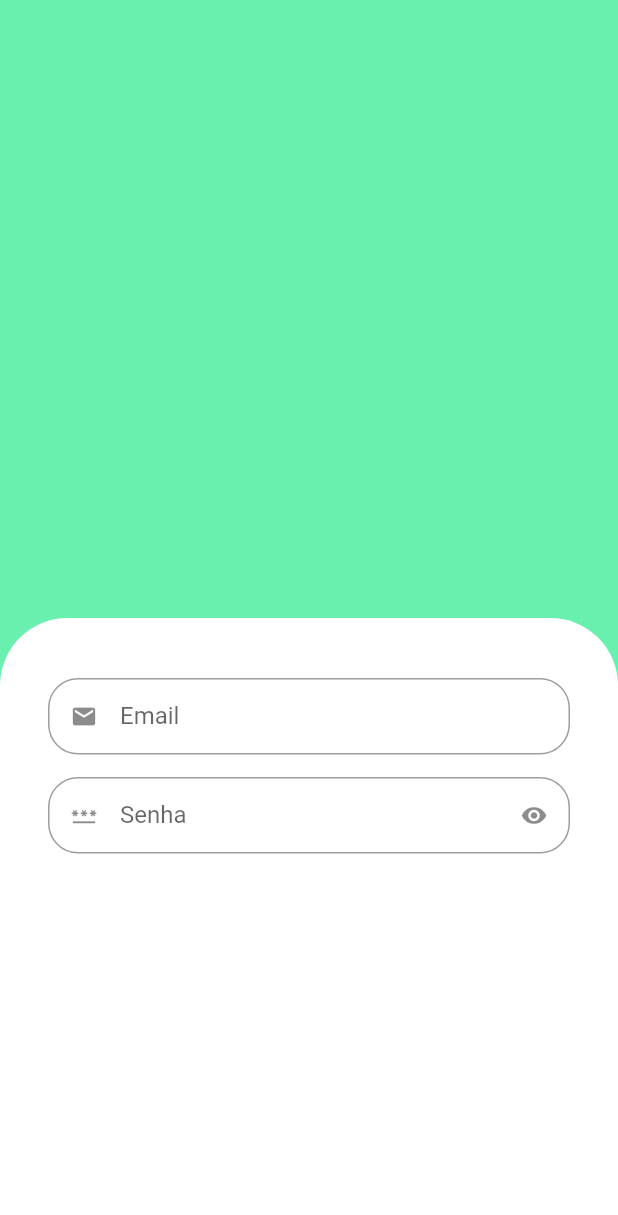
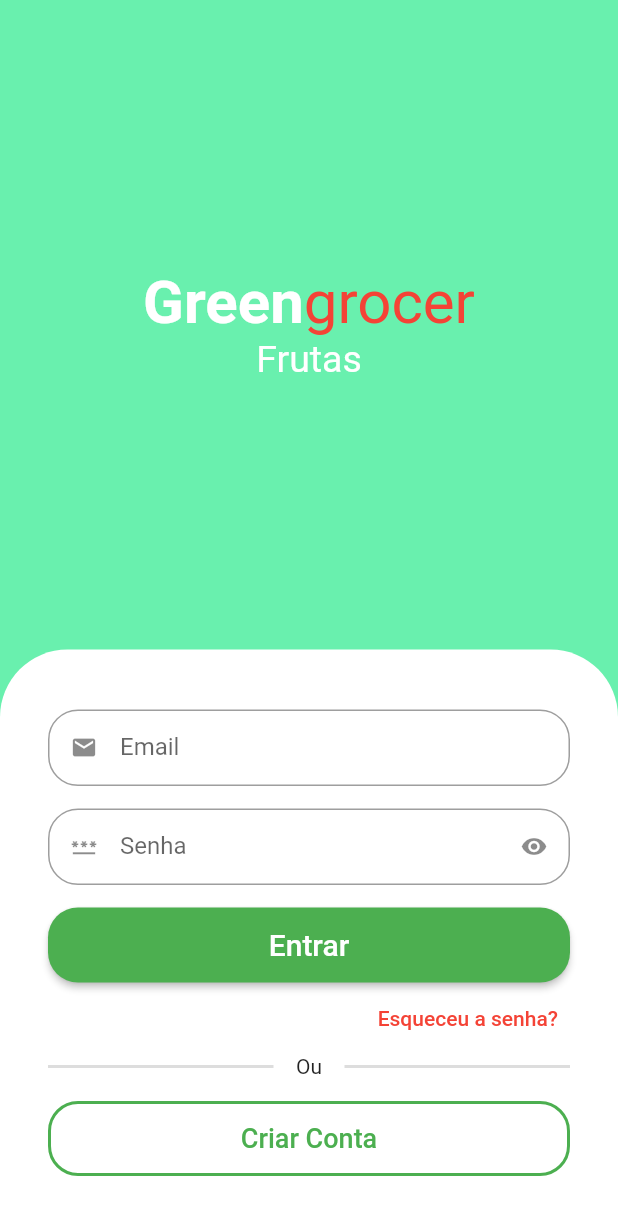
Before and after one commit to miradouro/greengrocer, a Flutter app: the screen it shows after launch, on a phone screen of 412 x 824 dp. Shown: the top 1215 px of the screen. Run offline on Flutter 3.47's test engine with Material 2 defaults, Android fonts, the phone set to English and light mode, and no system bars; drawn by our look-alikes of animated_text_kit.

Commit message:
aula 9 completa

```diff
--- a/lib/src/auth/sign_in_screen.dart
+++ b/lib/src/auth/sign_in_screen.dart
@@ -1,4 +1,5 @@
 import 'package:flutter/material.dart';
+import 'package:animated_text_kit/animated_text_kit.dart';
 
 import 'components/custom_text_field.dart';
 
@@ -12,12 +13,60 @@
       body: Column(
         children: [
           Expanded(
-            child: Container(
-              color: Colors.greenAccent,
+            child: Column(
+              mainAxisAlignment: MainAxisAlignment.center,
+              children: [
+                //Nome do app
+                const Text.rich(
+                  TextSpan(
+                    style: TextStyle(
+                      fontSize: 40,
+                    ),
+                    children: [
+                      TextSpan(
+                        text: 'Green',
+                        style: TextStyle(
+                          color: Colors.white,
+                          fontWeight: FontWeight.bold,
                         ),
                       ),
-          Expanded(
-            child: Container(
+                      TextSpan(
+                        text: 'grocer',
+                        style: TextStyle(
+                          color: Colors.red,
+                        ),
+                      ),
+                    ],
+                  ),
+                ),
+
+                //Categorias
+                SizedBox(
+                  height: 30,
+                  child: DefaultTextStyle(
+                    style: const TextStyle(
+                      fontSize: 25,
+                    ),
+                    child: AnimatedTextKit(
+                      pause: Duration.zero,
+                      repeatForever: true,
+                      animatedTexts: [
+                        FadeAnimatedText('Frutas'),
+                        FadeAnimatedText('Verduras'),
+                        FadeAnimatedText('Legumes'),
+                        FadeAnimatedText('Carnes'),
+                        FadeAnimatedText('Cereais'),
+                        FadeAnimatedText('Laticinios'),
+                      ],
+                    ),
+                  ),
+                ),
+              ],
+            ),
+          ),
+
+          //Formulario
+          Container(
             padding: const EdgeInsets.symmetric(
               horizontal: 32,
               vertical: 40,
@@ -29,19 +78,102 @@
               ),
             ),
             child: Column(
-                children: const [
-                  CustomTextField(
+              crossAxisAlignment: CrossAxisAlignment.stretch,
+              children: [
+                //Email
+                const CustomTextField(
                   icon: Icons.email,
                   label: 'Email',
                 ),
-                  CustomTextField(
+
+                //Senha
+                const CustomTextField(
                   icon: Icons.password,
                   label: 'Senha',
                   isSecret: true,
                 ),
 
+                //Botao de entrar
+                SizedBox(
+                  height: 50,
+                  child: ElevatedButton(
+                    style: ElevatedButton.styleFrom(
+                      shape: RoundedRectangleBorder(
+                        borderRadius: BorderRadius.circular(20),
+                      ),
+                    ),
+                    onPressed: () {},
+                    child: const Text(
+                      'Entrar',
+                      style: TextStyle(
+                        fontSize: 20,
+                      ),
+                    ),
+                  ),
+                ),
+
+                //Esqueceu a senha
+                Align(
+                  alignment: Alignment.centerRight,
+                  child: TextButton(
+                    onPressed: () {},
+                    child: const Text(
+                      'Esqueceu a senha?',
+                      style: TextStyle(
+                        color: Colors.red,
+                      ),
+                    ),
+                  ),
+                ),
+
+                //Divisor
+                Padding(
+                  padding: const EdgeInsets.only(bottom: 15),
+                  child: Row(
+                    children: [
+                      Expanded(
+                        child: Divider(
+                          color: Colors.grey.withAlpha(90),
+                          thickness: 2,
+                        ),
+                      ),
+                      const Padding(
+                        padding: EdgeInsets.symmetric(horizontal: 15),
+                        child: Text('Ou'),
+                      ),
+                      Expanded(
+                        child: Divider(
+                          color: Colors.grey.withAlpha(90),
+                          thickness: 2,
+                        ),
+                      ),
                     ],
                   ),
+                ),
+
+                // Botao de novo ususario
+                SizedBox(
+                  height: 50,
+                  child: OutlinedButton(
+                    style: OutlinedButton.styleFrom(
+                      shape: RoundedRectangleBorder(
+                        borderRadius: BorderRadius.circular(20),
+                      ),
+                      side: const BorderSide(
+                        width: 2,
+                        color: Colors.green,
+                      ),
+                    ),
+                    onPressed: () {},
+                    child: const Text(
+                      'Criar Conta',
+                      style: TextStyle(
+                        fontSize: 18,
+                      ),
+                    ),
+                  ),
+                ),
+              ],
             ),
           ),
         ],
--- a/pubspec.yaml
+++ b/pubspec.yaml
@@ -34,6 +34,7 @@
   # The following adds the Cupertino Icons font to your application.
   # Use with the CupertinoIcons class for iOS style icons.
   cupertino_icons: ^1.0.2
+  animated_text_kit: ^4.2.2
 
 dev_dependencies:
   flutter_test:
```
Also changed, not shown: pubspec.lock. Lines whose indentation alone changed are shown as unchanged.
